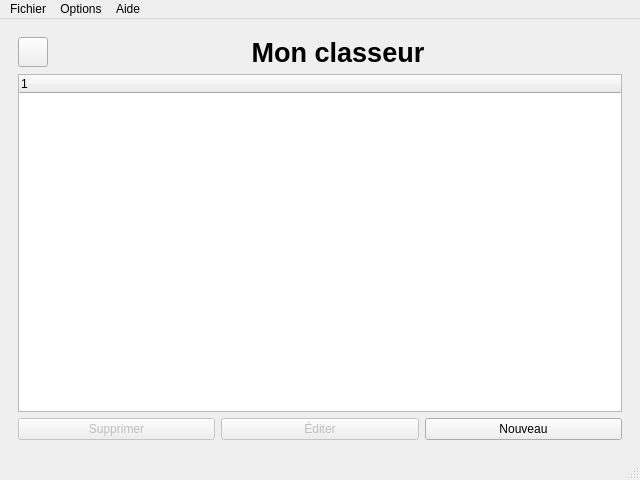
The window that src/interrogator.ui (chindit/Interrogator) describes before a commit, drawn with Qt 5.
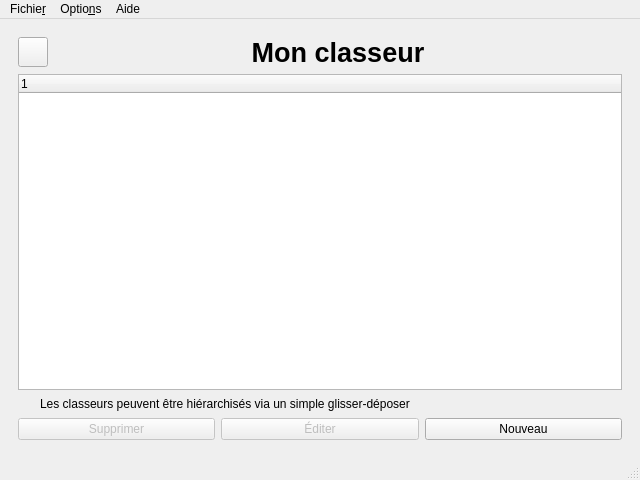
The same window after the commit. Icons and pictures are not drawn. Custom widgets are drawn as their Qt base class.

Commit message: Added label and refactored edition dialog

What changed in the file:
```diff
--- a/src/interrogator.ui
+++ b/src/interrogator.ui
@@ -445,7 +445,7 @@
           </item>
          </layout>
         </item>
-        <item row="3" column="0">
+        <item row="6" column="0">
          <layout class="QHBoxLayout" name="horizontalLayoutBinderAction">
           <item>
            <widget class="QPushButton" name="pushButtonBinderDelete">
@@ -497,6 +497,48 @@
           </column>
          </widget>
         </item>
+        <item row="4" column="0">
+         <layout class="QHBoxLayout" name="horizontalLayout">
+          <item>
+           <widget class="QLabel" name="label_6">
+            <property name="sizePolicy">
+             <sizepolicy hsizetype="Fixed" vsizetype="Fixed">
+              <horstretch>0</horstretch>
+              <verstretch>0</verstretch>
+             </sizepolicy>
+            </property>
+            <property name="minimumSize">
+             <size>
+              <width>16</width>
+              <height>16</height>
+             </size>
+            </property>
+            <property name="maximumSize">
+             <size>
+              <width>14</width>
+              <height>16</height>
+             </size>
+            </property>
+            <property name="pixmap">
+             <pixmap resource="images.qrc">:/images/info.png</pixmap>
+            </property>
+            <property name="scaledContents">
+             <bool>true</bool>
+            </property>
+           </widget>
+          </item>
+          <item>
+           <widget class="QLabel" name="label_4">
+            <property name="text">
+             <string>Les classeurs peuvent être hiérarchisés via un simple glisser-déposer</string>
+            </property>
+            <property name="scaledContents">
+             <bool>false</bool>
+            </property>
+           </widget>
+          </item>
+         </layout>
+        </item>
        </layout>
       </widget>
       <widget class="QWidget" name="category">
@@ -1439,7 +1481,7 @@
                 <x>0</x>
                 <y>20</y>
                 <width>211</width>
-                <height>127</height>
+                <height>139</height>
                </rect>
               </property>
               <layout class="QVBoxLayout" name="verticalLayout_8">
@@ -1498,7 +1540,7 @@
                 <x>0</x>
                 <y>20</y>
                 <width>191</width>
-                <height>103</height>
+                <height>110</height>
                </rect>
               </property>
               <layout class="QVBoxLayout" name="verticalLayout_9">
@@ -1595,7 +1637,7 @@
               <x>0</x>
               <y>19</y>
               <width>621</width>
-              <height>80</height>
+              <height>81</height>
              </rect>
             </property>
             <layout class="QGridLayout" name="gridLayout">
@@ -1646,7 +1688,7 @@
                   <x>-1</x>
                   <y>20</y>
                   <width>301</width>
-                  <height>51</height>
+                  <height>53</height>
                  </rect>
                 </property>
                 <layout class="QGridLayout" name="gridLayout_2">
@@ -1741,7 +1783,7 @@
    </property>
    <widget class="QMenu" name="menuFichier">
     <property name="title">
-     <string>Fichier</string>
+     <string>Fichie&amp;r</string>
     </property>
     <addaction name="actionOuvrir_une_base"/>
     <addaction name="actionSauvegarder_les_donn_es"/>
@@ -1756,7 +1798,7 @@
    </widget>
    <widget class="QMenu" name="menuOutils">
     <property name="title">
-     <string>Options</string>
+     <string>Optio&amp;ns</string>
     </property>
     <addaction name="actionEmptyAnswers"/>
     <addaction name="actionFullSecurity"/>
@@ -1773,7 +1815,7 @@
      <normaloff>:/icones/images/delete.png</normaloff>:/icones/images/delete.png</iconset>
    </property>
    <property name="text">
-    <string>Quitter</string>
+    <string>&amp;Quitter</string>
    </property>
    <property name="statusTip">
     <string>Quitter le programme</string>
@@ -1788,7 +1830,7 @@
      <normaloff>:/icones/images/interrogator.png</normaloff>:/icones/images/interrogator.png</iconset>
    </property>
    <property name="text">
-    <string>À propos d'Interrogator</string>
+    <string>&amp;À propos d'Interrogator</string>
    </property>
   </action>
   <action name="action_propos_de_Qt">
@@ -1797,7 +1839,7 @@
      <normaloff>:/icones/images/qt.jpg</normaloff>:/icones/images/qt.jpg</iconset>
    </property>
    <property name="text">
-    <string>À propos de Qt</string>
+    <string>À &amp;propos de Qt</string>
    </property>
   </action>
   <action name="actionSauvegarder_les_donn_es">
@@ -1806,7 +1848,7 @@
      <normaloff>:/icones/images/export.png</normaloff>:/icones/images/export.png</iconset>
    </property>
    <property name="text">
-    <string>Sauvegarder les données</string>
+    <string>&amp;Sauvegarder les données</string>
    </property>
   </action>
   <action name="actionOuvrir_une_base">
@@ -1815,7 +1857,7 @@
      <normaloff>:/icones/images/open.png</normaloff>:/icones/images/open.png</iconset>
    </property>
    <property name="text">
-    <string>Ouvrir une base</string>
+    <string>&amp;Ouvrir une base</string>
    </property>
    <property name="shortcut">
     <string>Ctrl+O</string>
@@ -1826,7 +1868,7 @@
     <bool>true</bool>
    </property>
    <property name="text">
-    <string>Autoriser les réponses vides</string>
+    <string>&amp;Autoriser les réponses vides</string>
    </property>
   </action>
   <action name="actionFullSecurity">
@@ -1834,7 +1876,7 @@
     <bool>true</bool>
    </property>
    <property name="text">
-    <string>Activer le mode de sécurité maximale</string>
+    <string>Activer &amp;le mode de sécurité maximale</string>
    </property>
    <property name="whatsThis">
     <string>Sauvegarde automatiquement la base pour éviter des pertes de données</string>
@@ -1845,7 +1887,7 @@
     <bool>true</bool>
    </property>
    <property name="text">
-    <string>Autoriser les questions vides (QCM)</string>
+    <string>Autoriser les &amp;questions vides (QCM)</string>
    </property>
   </action>
  </widget>
```
The commit also changes 8 other files.
